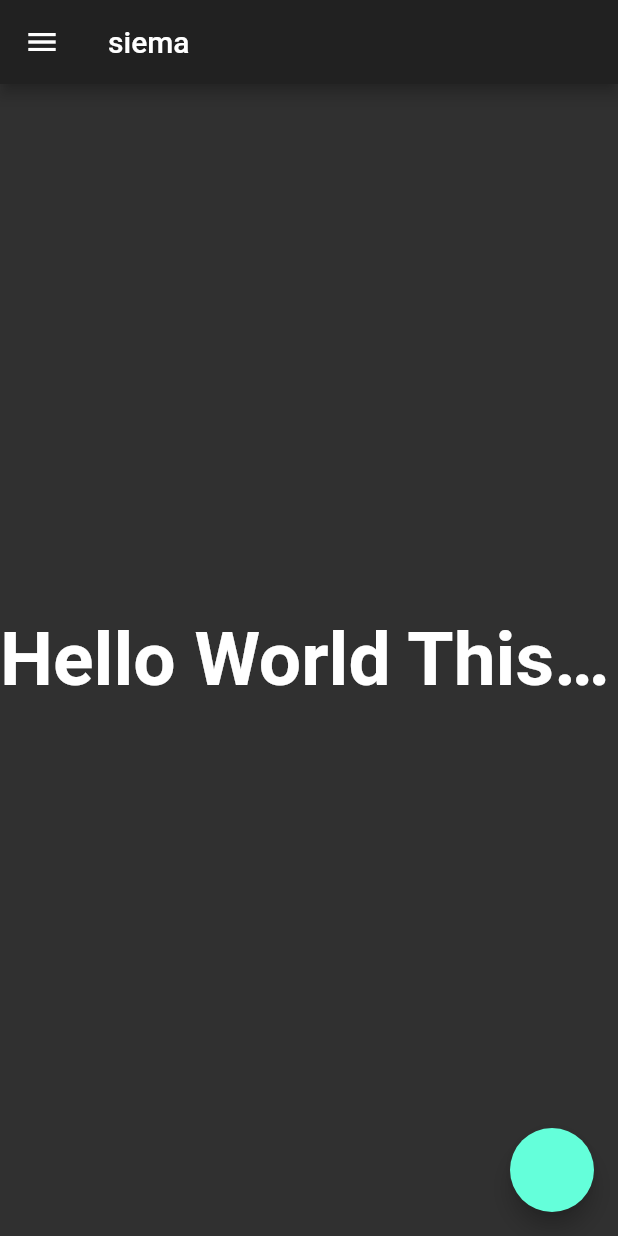
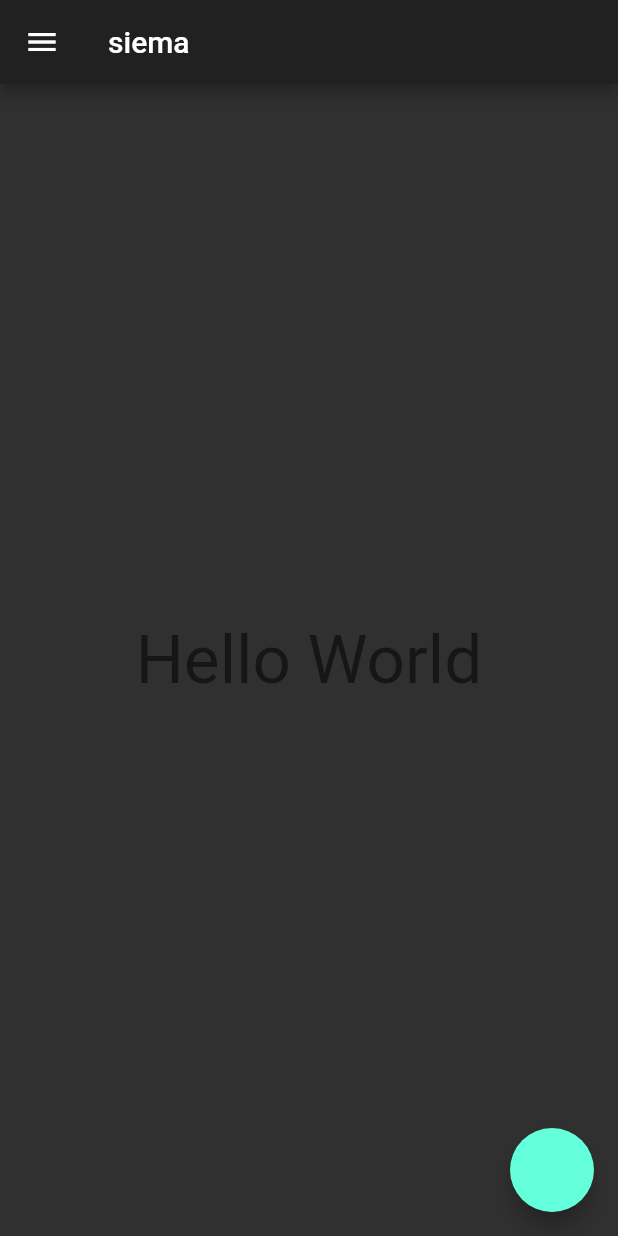
Before and after one commit to Czapelxd/flutter_test_app, a Flutter app: the screen it shows after launch, on a phone screen of 412 x 824 dp. Run offline on Flutter 3.47's test engine with Material 2 defaults, Android fonts, the phone set to English and light mode, and no system bars.

Commit message:
using Theme of to style text

```diff
--- a/lib/main.dart
+++ b/lib/main.dart
@@ -16,18 +16,9 @@ class MyApp extends StatelessWidget {
           title: Text('siema'),
         ),
         body: Center(
-          child: Row(
-            children: <Widget>[
-              Expanded(
-                child: Container(
-                  child: Text(
-                    'Hello World This is to long',
-                    overflow: TextOverflow.ellipsis,
-                    style: TextStyle(fontSize: 50, fontWeight: FontWeight.bold),
-                  ),
-                ),
-              ),
-            ],
+          child: Text(
+            'Hello World',
+            style: Theme.of(context).textTheme.display2,
           ),
         ),
         floatingActionButton: FloatingActionButton(
```
